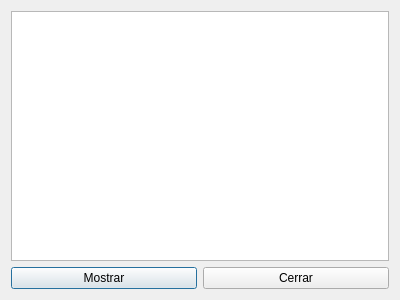
The window that Proyecto_Cine/verclientes.ui (moyeta-tech/Cine) describes before a commit, drawn with Qt 5.
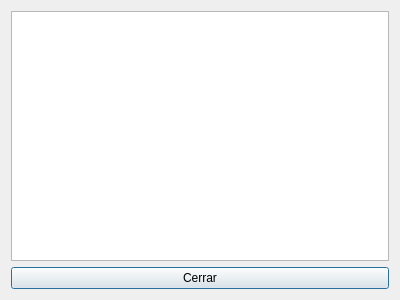
The same window after the commit.

What changed in the file:
```diff
--- a/Proyecto_Cine/verclientes.ui
+++ b/Proyecto_Cine/verclientes.ui
@@ -21,13 +21,6 @@
      </item>
      <item>
       <layout class="QHBoxLayout" name="horizontalLayout">
-       <item>
-        <widget class="QPushButton" name="Boton_mostrar">
-         <property name="text">
-          <string>Mostrar</string>
-         </property>
-        </widget>
-       </item>
        <item>
         <widget class="QPushButton" name="Boton_cerrar">
          <property name="text">
```
